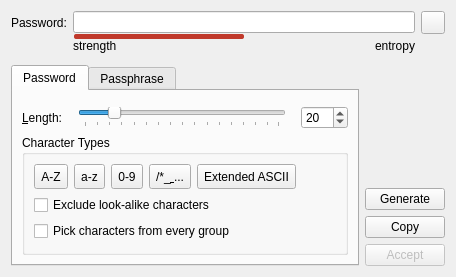
Qt form src/gui/PasswordGeneratorWidget.ui (keepassxreboot/keepassxc) before a commit.
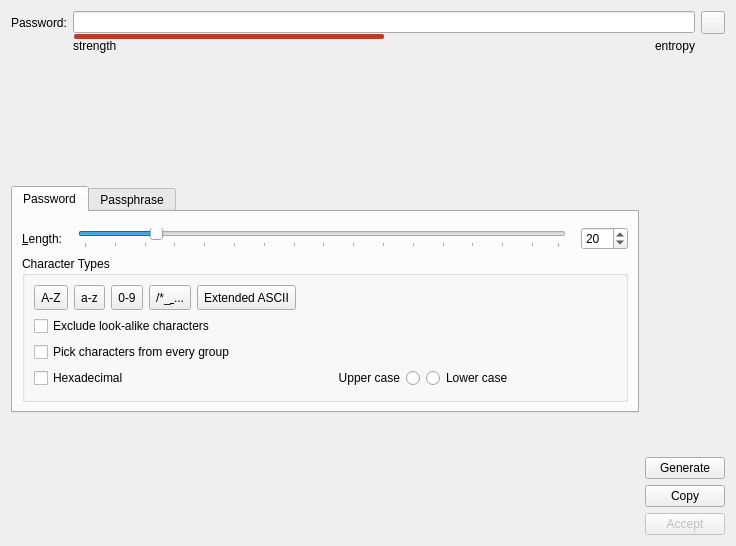
The same form after that commit. Custom widgets are drawn as their Qt base class.

Commit message: Add an option to generate hexadecimal passwords resolves #789

The edit to the form file:
```diff
--- a/src/gui/PasswordGeneratorWidget.ui
+++ b/src/gui/PasswordGeneratorWidget.ui
@@ -2,6 +2,14 @@
 <ui version="4.0">
  <class>PasswordGeneratorWidget</class>
  <widget class="QWidget" name="PasswordGeneratorWidget">
+  <property name="geometry">
+   <rect>
+    <x>0</x>
+    <y>0</y>
+    <width>736</width>
+    <height>546</height>
+   </rect>
+  </property>
   <property name="sizePolicy">
    <sizepolicy hsizetype="Preferred" vsizetype="Fixed">
     <horstretch>0</horstretch>
@@ -363,6 +371,43 @@
                 </attribute>
                </widget>
               </item>
+              <item>
+               <layout class="QHBoxLayout" name="horizontalLayout_5">
+                <item>
+                 <widget class="QCheckBox" name="checkBoxHexadecimal">
+                  <property name="autoFillBackground">
+                   <bool>false</bool>
+                  </property>
+                  <property name="text">
+                   <string>Hexadecimal</string>
+                  </property>
+                  <property name="checked">
+                   <bool>false</bool>
+                  </property>
+                 </widget>
+                </item>
+                <item>
+                 <widget class="QRadioButton" name="radioButtonUpper">
+                  <property name="layoutDirection">
+                   <enum>Qt::RightToLeft</enum>
+                  </property>
+                  <property name="text">
+                   <string>Upper case</string>
+                  </property>
+                 </widget>
+                </item>
+                <item>
+                 <widget class="QRadioButton" name="radioButtonLower">
+                  <property name="layoutDirection">
+                   <enum>Qt::LeftToRight</enum>
+                  </property>
+                  <property name="text">
+                   <string>Lower case</string>
+                  </property>
+                 </widget>
+                </item>
+               </layout>
+              </item>
              </layout>
             </widget>
            </item>
```
Left out of the diff: 6 changed lines with no effect on the pictures. The commit also changes 4 other files.
